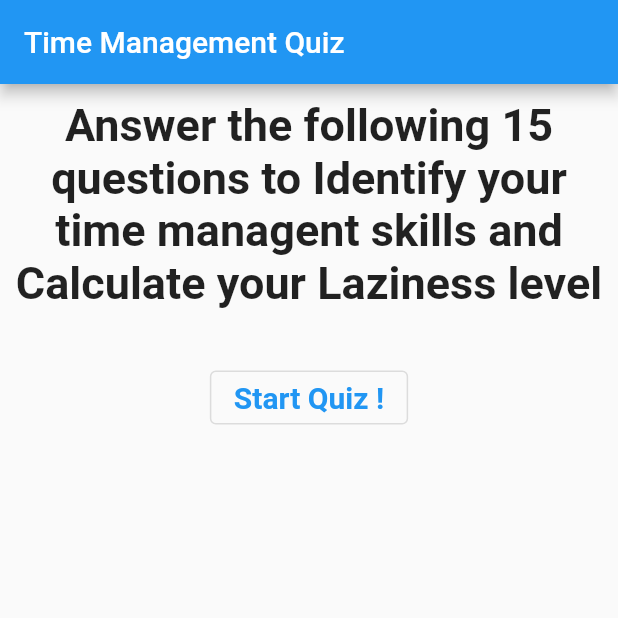
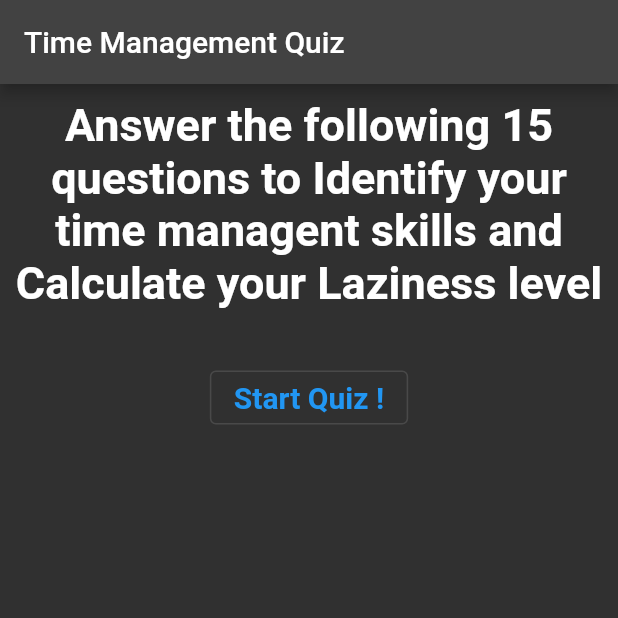
Before and after one commit to m0hamadhassan/Laziness-Calculator_-TimeManagementQuiz-, a Flutter app: the screen it shows after launch, on a phone screen of 412 x 824 dp, the top half of it. Run offline on Flutter 3.47's test engine with Material 2 defaults, Android fonts, the phone set to English and light mode, and no system bars.

Commit message:
Dark theme added

```diff
--- a/lib/main.dart
+++ b/lib/main.dart
@@ -211,6 +211,8 @@ class _MyAppState extends State<MyApp> {
                     questions: _questions)
                 : Result(_totalScore, _resetQuiz),
       ),
+      theme: ThemeData.dark(),
+      themeMode: ThemeMode.system,
     );
   }
 }
```
